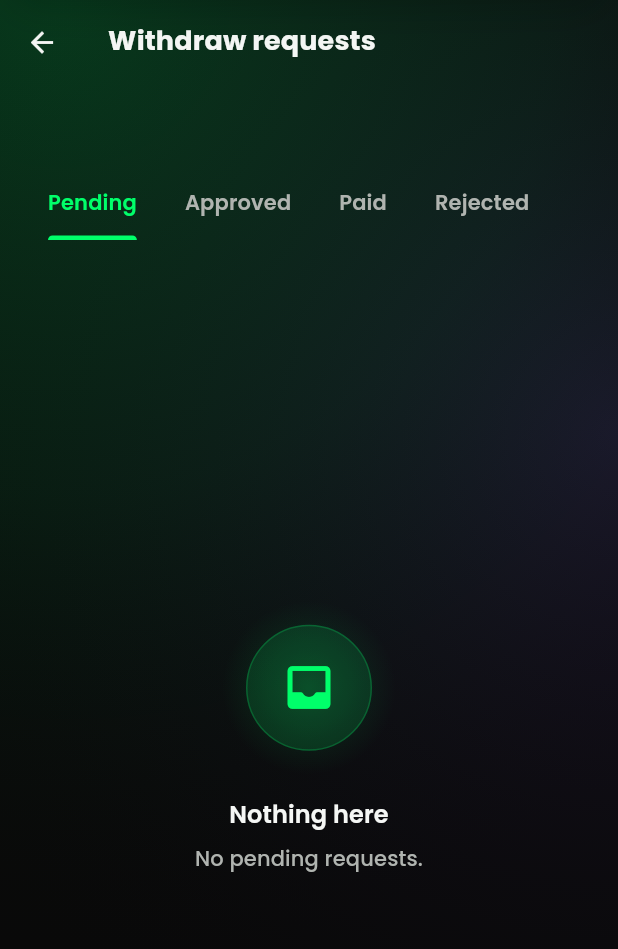
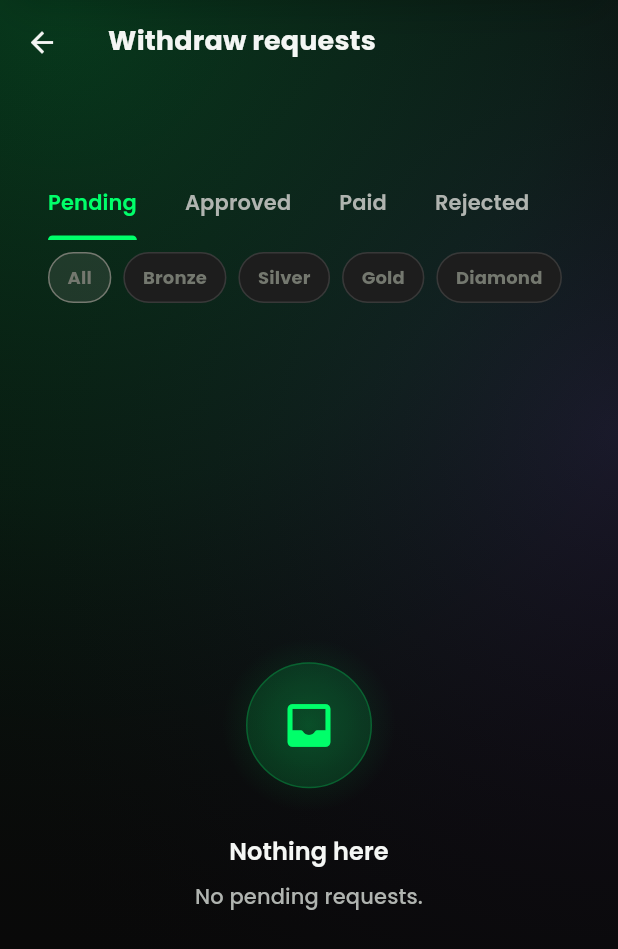
Before and after one commit to DARK7END/Robux-Box, a Flutter app: the AdminRedemptionsScreen screen opened directly, on a phone screen of 412 x 824 dp. Shown: the top 949 px of the screen. Run offline on Flutter 3.47's test engine with Material 3 defaults, Android fonts, the phone set to English and light mode, and no system bars; drawn by our look-alikes of flutter_animate; our stand-ins replace cached_network_image, cloud_firestore, cloud_functions, confetti, connectivity_plus, device_info_plus and 25 more; missing offline and left inert: app_tracking_transparency, firebase_app_check; accounts and stored records are empty; generated files the repository leaves out were written again; network calls fail.

Commit message:
Admin: delete/close any request, VIP-tier filters, full permission audit
- New deleteRedemption Cloud Function: any status, refunds the hold
  first if it was still unresolved (pending/approved) so a delete can
  never strand a user's coins. Delete button + confirm dialog on every
  redemption card.
- Ticket delete: SupportRepository.deleteTicket batch-removes the
  ticket and its messages; admin-only delete button in the ticket
  thread header. Fixed a real bug this surfaced — the messages
  subcollection rule was `allow delete: if false` for everyone
  including admins, which would have made the batch fail outright.
  Admin can now delete messages; still no one can edit them.
  (Ticket close/reopen already worked for admins — verified, no gap.)
- Both the redemptions and tickets admin queues gained a shared
  All/Bronze/Silver/Gold/Diamond filter chip row (new TierFilterRow
  widget) to classify requests by subscriber tier alongside the
  existing status/category filters.
- Audited admin's user-management powers end to end: adjustCoins
  (credit or debit), setAccountStatus (active/restricted/banned) and
  setVipLevel (grant/revoke any tier) were all already wired into the
  Users screen's manage sheet — no gap found there.

Co-Authored-By: Claude Sonnet 5 <noreply@anthropic.com>
Claude-Session: https://claude.ai/code/session_015ov1H7x4qdQFvVZrwAZ18X

```diff
--- a/lib/features/admin/data/admin_repository.dart
+++ b/lib/features/admin/data/admin_repository.dart
@@ -98,6 +98,11 @@ class AdminRepository {
         'code': code,
         'reason': reason,
       });
+
+  /// Permanently removes a redemption record, any status — refunds a
+  /// still-held hold first (server-side) so this can never strand coins.
+  Future<Result<void>> deleteRedemption(String id) =>
+      _call('deleteRedemption', {'redemptionId': id});
 
   // ---------------------------------------------------------------------- users
   Future<AdminUserBundle?> findUserByEmail(String email) async {
--- a/lib/features/admin/presentation/admin_redemptions_screen.dart
+++ b/lib/features/admin/presentation/admin_redemptions_screen.dart
@@ -14,15 +14,27 @@ import '../../../models/redemption.dart';
 import '../../../models/reward.dart';
 import '../data/admin_repository.dart';
 import '../domain/admin_providers.dart';
+import 'widgets/tier_filter_row.dart';
 
-/// The payout queue: pending / approved / paid / rejected, with approve, reject
-/// and mark-paid actions. Every action calls `processRedemption` (which moves
-/// held coins and notifies the user).
-class AdminRedemptionsScreen extends ConsumerWidget {
+/// The payout queue: pending / approved / paid / rejected, with approve, reject,
+/// mark-paid and delete actions, plus a VIP-tier filter shared across every
+/// tab. Every processing action calls `processRedemption` (which moves held
+/// coins and notifies the user); delete calls `deleteRedemption` (which
+/// refunds first if the request was still unresolved).
+class AdminRedemptionsScreen extends ConsumerStatefulWidget {
   const AdminRedemptionsScreen({super.key});
 
   @override
-  Widget build(BuildContext context, WidgetRef ref) {
+  ConsumerState<AdminRedemptionsScreen> createState() =>
+      _AdminRedemptionsScreenState();
+}
+
+class _AdminRedemptionsScreenState
+    extends ConsumerState<AdminRedemptionsScreen> {
+  VipLevel? _tierFilter;
+
+  @override
+  Widget build(BuildContext context) {
     return DefaultTabController(
       length: 4,
       child: AppScaffold(
@@ -41,13 +53,24 @@ class AdminRedemptionsScreen extends ConsumerWidget {
                 Tab(text: 'Rejected'),
               ],
             ),
-            const Expanded(
+            TierFilterRow(
+              selected: _tierFilter,
+              onSelect: (v) => setState(() => _tierFilter = v),
+            ),
+            Expanded(
               child: TabBarView(
                 children: [
-                  _Queue(status: RedemptionStatus.pending),
-                  _Queue(status: RedemptionStatus.approved),
-                  _Queue(status: RedemptionStatus.paid),
-                  _Queue(status: RedemptionStatus.rejected),
+                  _Queue(
+                      status: RedemptionStatus.pending,
+                      tierFilter: _tierFilter),
+                  _Queue(
+                      status: RedemptionStatus.approved,
+                      tierFilter: _tierFilter),
+                  _Queue(
+                      status: RedemptionStatus.paid, tierFilter: _tierFilter),
+                  _Queue(
+                      status: RedemptionStatus.rejected,
+                      tierFilter: _tierFilter),
                 ],
               ),
             ),
@@ -59,8 +82,9 @@ class AdminRedemptionsScreen extends ConsumerWidget {
 }
 
 class _Queue extends ConsumerWidget {
-  const _Queue({required this.status});
+  const _Queue({required this.status, this.tierFilter});
   final RedemptionStatus status;
+  final VipLevel? tierFilter;
 
   @override
   Widget build(BuildContext context, WidgetRef ref) {
@@ -68,7 +92,10 @@ class _Queue extends ConsumerWidget {
     return async.when(
       loading: () => const PremiumLoadingView(),
       error: (e, _) => ErrorStateView(message: context.l10n.errorGeneric),
-      data: (items) {
+      data: (all) {
+        final items = tierFilter == null
+            ? all
+            : all.where((r) => r.vipLevel == tierFilter).toList();
         if (items.isEmpty) {
           return EmptyStateView(
             icon: Icons.inbox_rounded,
@@ -173,6 +200,41 @@ class _RedemptionCardState extends ConsumerState<_RedemptionCard> {
     await _act('reject', reason: reason);
   }
 
+  Future<void> _delete() async {
+    final confirmed = await showDialog<bool>(
+      context: context,
+      builder: (ctx) => AlertDialog(
+        title: const Text('Delete this request?'),
+        content: Text(widget.redemption.status == RedemptionStatus.pending ||
+                widget.redemption.status == RedemptionStatus.approved
+            ? 'This request is still unresolved — its held coins will be '
+                'refunded to the user before it\'s deleted.'
+            : 'This permanently removes the record. This can\'t be undone.'),
+        actions: [
+          TextButton(
+              onPressed: () => Navigator.pop(ctx, false),
+              child: const Text('Cancel')),
+          TextButton(
+              onPressed: () => Navigator.pop(ctx, true),
+              child: const Text('Delete')),
+        ],
+      ),
+    );
+    if (confirmed != true) return;
+    setState(() => _busy = true);
+    final result = await ref
+        .read(adminRepositoryProvider)
+        .deleteRedemption(widget.redemption.id);
+    if (!mounted) return;
+    setState(() => _busy = false);
+    switch (result) {
+      case Success():
+        AppToast.success(context, 'Deleted');
+      case Err(:final Failure failure):
+        AppToast.error(context, failure.message);
+    }
+  }
+
   @override
   Widget build(BuildContext context) {
     final r = widget.redemption;
@@ -200,6 +262,13 @@ class _RedemptionCardState extends ConsumerState<_RedemptionCard> {
                   const SizedBox(width: 3),
                   Text('${r.coinCost}', style: context.text.labelMedium),
                 ],
+              ),
+              IconButton(
+                tooltip: 'Delete',
+                visualDensity: VisualDensity.compact,
+                onPressed: _busy ? null : _delete,
+                icon: const Icon(Icons.delete_outline_rounded,
+                    color: AppColors.danger, size: 18),
               ),
             ],
           ),
--- /dev/null
+++ b/lib/features/admin/presentation/widgets/tier_filter_row.dart
@@ -0,0 +1,90 @@
+import 'package:flutter/material.dart';
+
+import '../../../../core/extensions/context_extensions.dart';
+import '../../../../core/extensions/vip_level_extensions.dart';
+import '../../../../core/theme/app_dimens.dart';
+import '../../../../models/app_user.dart';
+
+/// Shared All/Bronze/Silver/Gold/Diamond filter chip row — lets an admin
+/// narrow any request queue (redemptions, tickets) down to one VIP tier.
+class TierFilterRow extends StatelessWidget {
+  const TierFilterRow(
+      {super.key, required this.selected, required this.onSelect});
+  final VipLevel? selected;
+  final ValueChanged<VipLevel?> onSelect;
+
+  @override
+  Widget build(BuildContext context) {
+    return Padding(
+      padding: const EdgeInsets.symmetric(
+          horizontal: AppSpacing.lg, vertical: AppSpacing.sm),
+      child: SizedBox(
+        height: 34,
+        child: ListView(
+          scrollDirection: Axis.horizontal,
+          children: [
+            _TierChip(
+              label: 'All',
+              color: context.surfaces.textTertiary,
+              selected: selected == null,
+              onTap: () => onSelect(null),
+            ),
+            for (final tier in const [
+              VipLevel.bronze,
+              VipLevel.silver,
+              VipLevel.gold,
+              VipLevel.diamond,
+            ])
+              Padding(
+                padding: const EdgeInsets.only(left: AppSpacing.sm),
+                child: _TierChip(
+                  label: tier.label,
+                  color: tier.tierColor,
+                  selected: selected == tier,
+                  onTap: () => onSelect(tier),
+                ),
+              ),
+          ],
+        ),
+      ),
+    );
+  }
+}
+
+class _TierChip extends StatelessWidget {
+  const _TierChip({
+    required this.label,
+    required this.color,
+    required this.selected,
+    required this.onTap,
+  });
+  final String label;
+  final Color color;
+  final bool selected;
+  final VoidCallback onTap;
+
+  @override
+  Widget build(BuildContext context) {
+    return GestureDetector(
+      onTap: onTap,
+      child: AnimatedContainer(
+        duration: AppDuration.fast,
+        padding: const EdgeInsets.symmetric(horizontal: AppSpacing.md),
+        alignment: Alignment.center,
+        decoration: BoxDecoration(
+          color:
+              selected ? color.withOpacity(0.22) : context.surfaces.surfaceHigh,
+          borderRadius: AppRadius.pillRadius,
+          border: Border.all(color: selected ? color : context.surfaces.border),
+        ),
+        child: Text(
+          label,
+          style: context.text.labelMedium?.copyWith(
+            color: selected ? color : context.surfaces.textTertiary,
+            fontWeight: FontWeight.w700,
+          ),
+        ),
+      ),
+    );
+  }
+}
```
Also changed, not shown: lib/features/admin/presentation/admin_tickets_screen.dart (+15 -6 lines), lib/features/support/data/support_repository.dart (+20 -0 lines), lib/features/support/presentation/widgets/ticket_thread_sheet.dart (+51 -12 lines), 3 other files.
